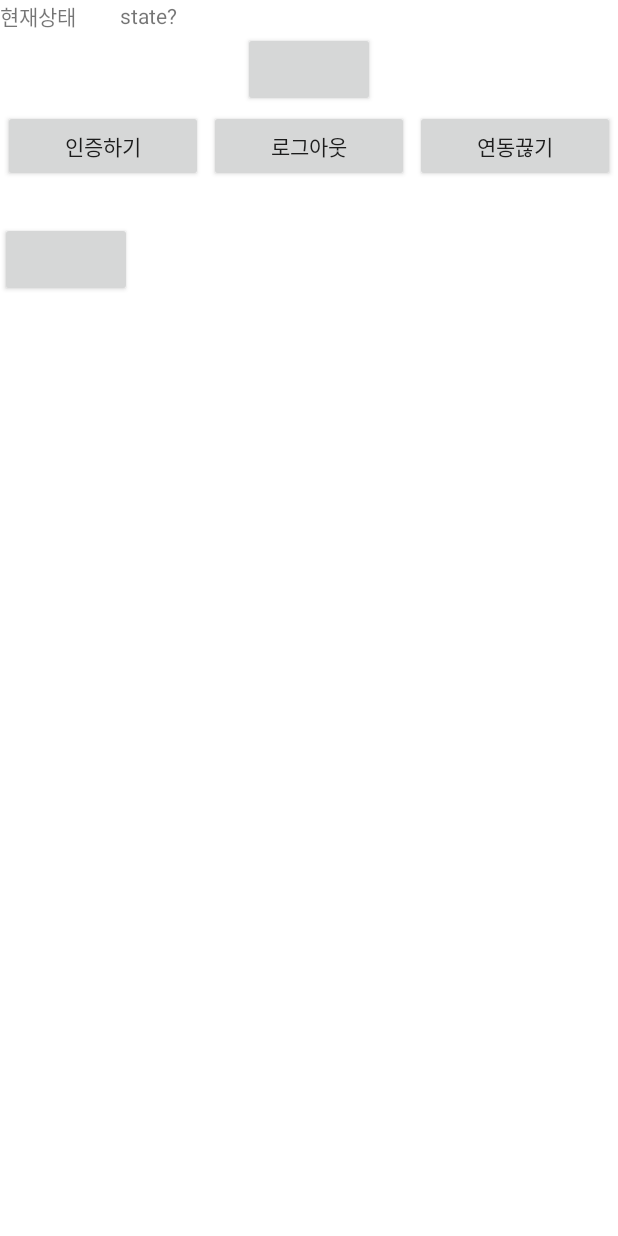
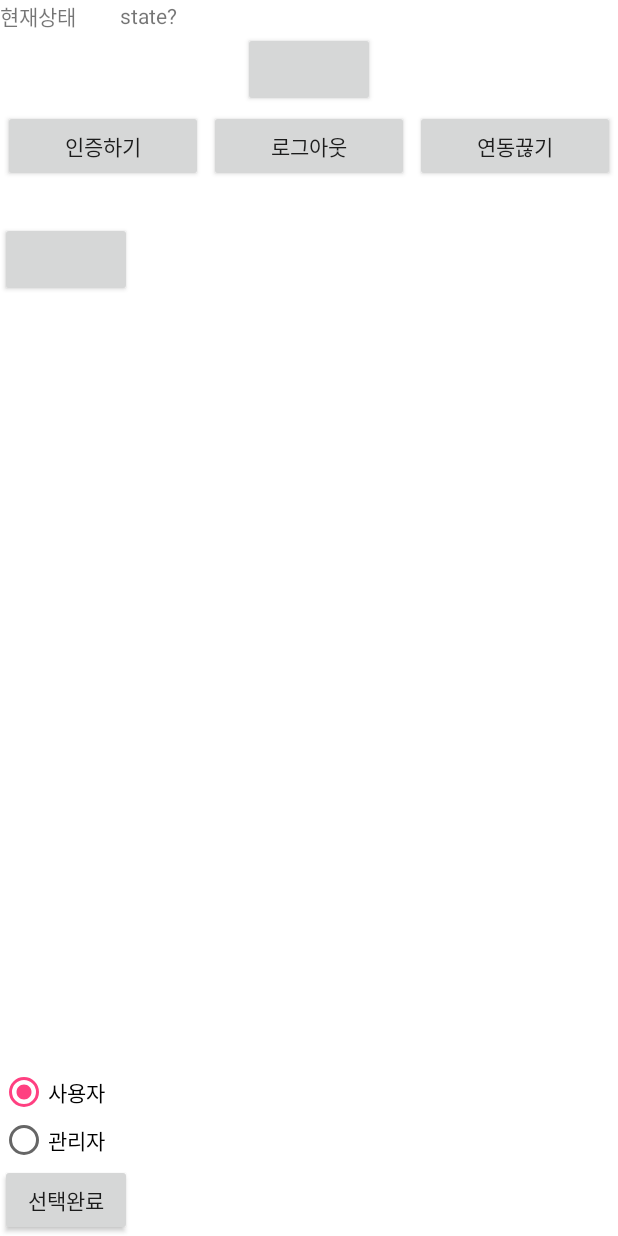
Before and after one commit to yuna31/Secretary_KIM, an Android app: the LoginActivity screen opened directly, with no data from a screen before it, on a phone screen of 412 x 824 dp. Run offline under Robolectric (Android 15) with nearby library versions, the phone set to English and light mode, and no system bars; libraries missing offline, so code that uses them is left out: com.kakao.auth, com.kakao.network, com.kakao.usermgmt, com.kakao.util, com.nhn.android; plain views replace LoginButton, OAuthLoginButton; pictures from the network do not load; 12 statements that could not run were skipped.

Commit message:
radio button for internal DB

```diff
--- a/app/src/main/res/layout/activity_login.xml
+++ b/app/src/main/res/layout/activity_login.xml
@@ -96,5 +96,31 @@
 
         </LinearLayout>
 
+         <RadioGroup
+            android:id="@+id/radioGroup1"
+            android:layout_width="wrap_content"
+            android:layout_height="wrap_content" >
+
+            <RadioButton
+                android:id="@+id/radio0"
+                android:layout_width="wrap_content"
+                android:layout_height="wrap_content"
+                android:checked="true"
+                android:text="사용자" />
+
+            <RadioButton
+                android:id="@+id/radio1"
+                android:layout_width="wrap_content"
+                android:layout_height="wrap_content"
+                android:text="관리자" />
+
+        </RadioGroup>
+
+        <Button
+            android:id="@+id/button1"
+            android:layout_width="wrap_content"
+            android:layout_height="wrap_content"
+            android:text="선택완료" />
+
     </LinearLayout>
 </ScrollView>
```
